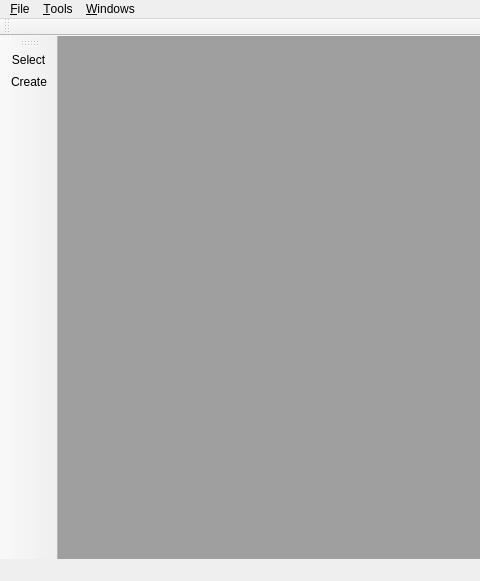
This is src/qdrawmainwindow.ui in nayyden/ZVector as Qt 5 draws it before an edit; both pictures show x 0 to 480 and y 0 to 581 of the 953 by 581 pixel window. The edited form follows.
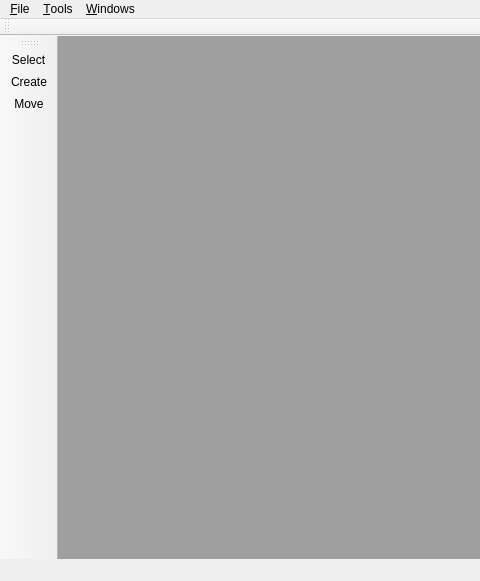
This is the edited form.

The edit to the form file:
```diff
--- a/src/qdrawmainwindow.ui
+++ b/src/qdrawmainwindow.ui
@@ -80,6 +80,7 @@
    </attribute>
    <addaction name="actionSelect"/>
    <addaction name="actionCreate"/>
+   <addaction name="actionMove"/>
   </widget>
   <action name="actionSelect">
    <property name="text">
@@ -129,6 +130,14 @@
     <string>Ctrl+Shift+S</string>
    </property>
   </action>
+  <action name="actionMove">
+   <property name="text">
+    <string>Move</string>
+   </property>
+   <property name="shortcut">
+    <string>M</string>
+   </property>
+  </action>
  </widget>
  <layoutdefault spacing="6" margin="11"/>
  <resources/>
```
Left out of the diff: 3 changed lines with no effect on the pictures.
